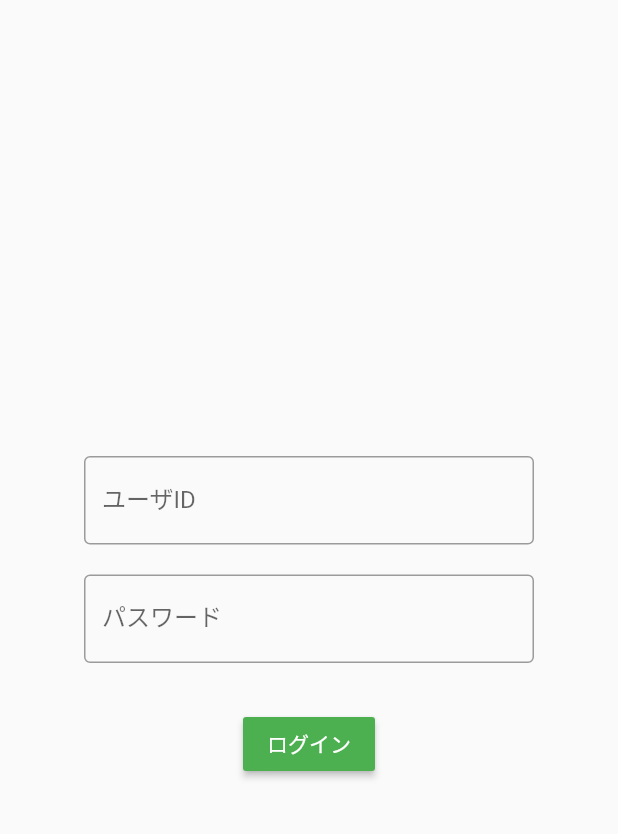
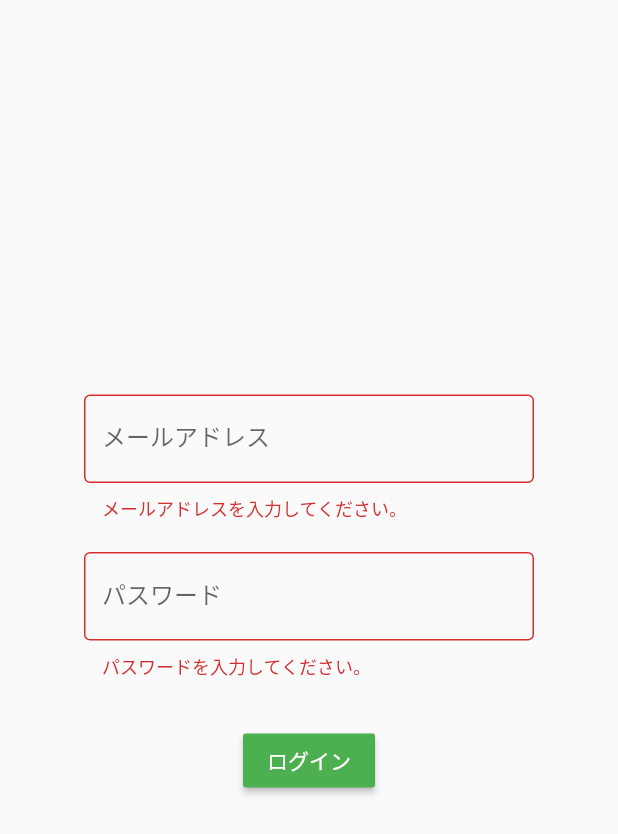
Before and after one commit to someone7140/flutter, a Flutter app: the Login screen opened directly, after a tap on "ログイン", on a phone screen of 412 x 824 dp. Shown: the top 834 px of the screen. Run offline on Flutter 3.47's test engine with Material 2 defaults, Android fonts, the phone set to English and light mode, and no system bars.

Commit message:
ログイン画面の修正

```diff
--- a/map_view/lib/login.dart
+++ b/map_view/lib/login.dart
@@ -8,8 +8,36 @@ class Login extends StatefulWidget {
 }
 
 class _Login extends State<Login> {
+  final _formKey = GlobalKey<FormState>();
+
+  String _email = '';
+  String _password = '';
+  bool _authFailed = true;
+
+  // メールアドレス更新用メソッド
+  void _updateEmail(String email) {
+    setState(() {
+      _email = email;
+    });
+  }
+  // パスワード更新用メソッド
+  void _updatePassword(String password) {
+    setState(() {
+      _password = password;
+    });
+  }
+  // 認証失敗フラグ更新用メソッド
+  void _updateAuthFailed(bool authFailed) {
+    setState(() {
+      _authFailed = authFailed;
+    });
+  }
+
   Widget build(BuildContext context) {
-    return Scaffold(
+    return Form(
+      key: _formKey,
+      child:
+        Scaffold(
           body: Center(
           child: Column(
             mainAxisAlignment: MainAxisAlignment.center,
@@ -17,21 +45,34 @@ class _Login extends State<Login> {
               Container(
                 width: 300,
                 margin: const EdgeInsets.only(bottom: 20),
-              child: TextField(
+                child: TextFormField(
                   obscureText: false,
                   decoration: InputDecoration(
                     border: OutlineInputBorder(),
-                  labelText: 'ユーザID',
+                    labelText: 'メールアドレス',
                   ),
                   inputFormatters: <TextInputFormatter> [
                     WhitelistingTextInputFormatter(RegExp(r'[0-9a-zA-Z -/:-@[~]'))
-                ]
+                  ],
+                  // 入力内容に対するバリデーション
+                  validator: (value){
+                    // 入力内容が空でないかチェック
+                    if (value.isEmpty) {
+                      return 'メールアドレスを入力してください。';
+                    } else {
+                      return null;
+                    }
+                  },
+                  // _formKey.currentState.save() 呼び出し時に実行する処理
+                  onSaved: (value) {
+                    _updateEmail(value);
+                  }
                 )
               ),
               Container(
                 width: 300,
                 margin: const EdgeInsets.only(bottom: 30),
-              child: TextField(
+                child: TextFormField(
                   obscureText: true,
                   decoration: InputDecoration(
                     border: OutlineInputBorder(),
@@ -39,22 +80,55 @@ class _Login extends State<Login> {
                   ),
                   inputFormatters: <TextInputFormatter> [
                     WhitelistingTextInputFormatter(RegExp(r'[0-9a-zA-Z -/:-@[~]'))
-                ]
+                  ],
+                  // 入力内容に対するバリデーション
+                  validator: (value){
+                    // 入力内容が空でないかチェック
+                    if (value.isEmpty) {
+                      return 'パスワードを入力してください。';
+                    } else {
+                      return null;
+                    }
+                  },
+                  // _formKey.currentState.save() 呼び出し時に実行する処理
+                  onSaved: (value) {
+                    _updatePassword(value);
+                  }
                 ),
               ),
-            RaisedButton(
+              Container(
+                margin: const EdgeInsets.only(bottom: 30),
+                child: RaisedButton(
                   child: Text("ログイン"),
                   color: Colors.green,
                   textColor: Colors.white,
                   onPressed: (){
+                    _updateAuthFailed(false);
+                    // バリデーションチェック
+                    if (_formKey.currentState.validate()) {
                       final HomePageState state = HomePage.of(context, rebuild: false);
+                      // メッセージを表示
+                      Scaffold.of(context)
+                        .showSnackBar(SnackBar(content: Text('ログインしました')));
                       // TOP画面へ遷移 + ログインフラグを更新
                       state.setState(() { state.isLogin = true; state.screen = "/";});
                     }
+                  }
+                )
+              ),
+              Visibility(
+                visible: this._authFailed,
+                child: Text(
+                  '認証に失敗しました',
+                  style: TextStyle(
+                    color: Colors.red,
+                  ),
+                )
               )
             ],
           ),
         )
+      )
     );
   }
 }
```
Lines whose indentation alone changed are shown as unchanged.
